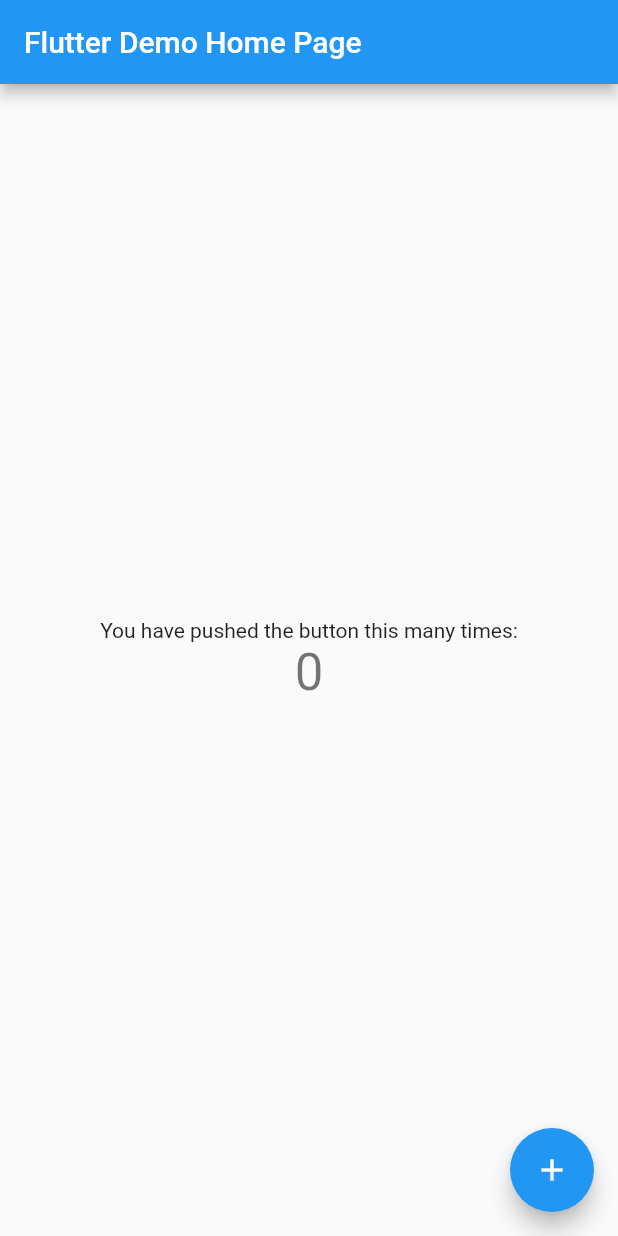
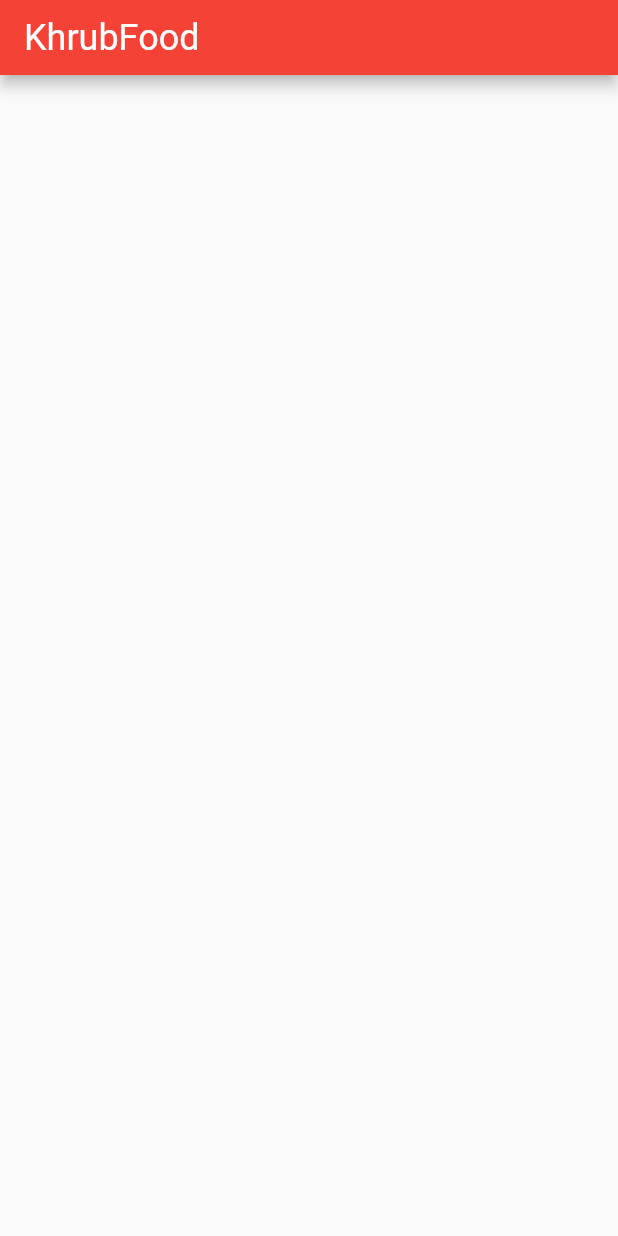
Before and after one commit to c00di/khrub-food, a Flutter app: the screen it shows after launch, on a phone screen of 412 x 824 dp. Run offline on Flutter 3.47's test engine with Material 2 defaults, Android fonts, the phone set to English and light mode, and no system bars.

Commit message:
chore: implement custom AppBar with CustomText widget on Home screen

```diff
--- a/lib/main.dart
+++ b/lib/main.dart
@@ -1,108 +1,20 @@
 import 'package:flutter/material.dart';
+import 'package:khrub_food/src/screens/Home.dart';
 
 void main() {
   runApp(MyApp());
 }
 
 class MyApp extends StatelessWidget {
-  // This widget is the root of your application.
   @override
   Widget build(BuildContext context) {
     return MaterialApp(
-      title: 'Flutter Demo',
+      debugShowCheckedModeBanner: false,
+      title: 'KhrubFood',
       theme: ThemeData(
-        primarySwatch: Colors.blue,
-        // This makes the visual density adapt to the platform that you run
-        // the app on. For desktop platforms, the controls will be smaller and
-        // closer together (more dense) than on mobile platforms.
-        visualDensity: VisualDensity.adaptivePlatformDensity,
+        primarySwatch: Colors.red,
       ),
-      home: MyHomePage(title: 'Flutter Demo Home Page'),
+      home: Home(),
     );
   }
 }
-
-class MyHomePage extends StatefulWidget {
-  MyHomePage({Key key, this.title}) : super(key: key);
-
-  // This widget is the home page of your application. It is stateful, meaning
-  // that it has a State object (defined below) that contains fields that affect
-  // how it looks.
-
-  // This class is the configuration for the state. It holds the values (in this
-  // case the title) provided by the parent (in this case the App widget) and
-  // used by the build method of the State. Fields in a Widget subclass are
-  // always marked "final".
-
-  final String title;
-
-  @override
-  _MyHomePageState createState() => _MyHomePageState();
-}
-
-class _MyHomePageState extends State<MyHomePage> {
-  int _counter = 0;
-
-  void _incrementCounter() {
-    setState(() {
-      // This call to setState tells the Flutter framework that something has
-      // changed in this State, which causes it to rerun the build method below
-      // so that the display can reflect the updated values. If we changed
-      // _counter without calling setState(), then the build method would not be
-      // called again, and so nothing would appear to happen.
-      _counter++;
-    });
-  }
-
-  @override
-  Widget build(BuildContext context) {
-    // This method is rerun every time setState is called, for instance as done
-    // by the _incrementCounter method above.
-    //
-    // The Flutter framework has been optimized to make rerunning build methods
-    // fast, so that you can just rebuild anything that needs updating rather
-    // than having to individually change instances of widgets.
-    return Scaffold(
-      appBar: AppBar(
-        // Here we take the value from the MyHomePage object that was created by
-        // the App.build method, and use it to set our appbar title.
-        title: Text(widget.title),
-      ),
-      body: Center(
-        // Center is a layout widget. It takes a single child and positions it
-        // in the middle of the parent.
-        child: Column(
-          // Column is also a layout widget. It takes a list of children and
-          // arranges them vertically. By default, it sizes itself to fit its
-          // children horizontally, and tries to be as tall as its parent.
-          //
-          // Invoke "debug painting" (press "p" in the console, choose the
-          // "Toggle Debug Paint" action from the Flutter Inspector in Android
-          // Studio, or the "Toggle Debug Paint" command in Visual Studio Code)
-          // to see the wireframe for each widget.
-          //
-          // Column has various properties to control how it sizes itself and
-          // how it positions its children. Here we use mainAxisAlignment to
-          // center the children vertically; the main axis here is the vertical
-          // axis because Columns are vertical (the cross axis would be
-          // horizontal).
-          mainAxisAlignment: MainAxisAlignment.center,
-          children: <Widget>[
-            Text(
-              'You have pushed the button this many times:',
-            ),
-            Text(
-              '$_counter',
-              style: Theme.of(context).textTheme.headline4,
-            ),
-          ],
-        ),
-      ),
-      floatingActionButton: FloatingActionButton(
-        onPressed: _incrementCounter,
-        tooltip: 'Increment',
-        child: Icon(Icons.add),
-      ), // This trailing comma makes auto-formatting nicer for build methods.
-    );
-  }
-}
--- /dev/null
+++ b/lib/src/screens/Home.dart
@@ -0,0 +1,16 @@
+import 'package:flutter/material.dart';
+import 'package:khrub_food/src/widgets/custom_app_bar.dart';
+
+class Home extends StatelessWidget {
+  @override
+  Widget build(BuildContext context) {
+    return Scaffold(
+      appBar: PreferredSize(
+        preferredSize: Size.fromHeight(50.0),
+        child: CustomAppBar(
+          title: "KhrubFood",
+        ),
+      ),
+    );
+  }
+}
--- /dev/null
+++ b/lib/src/widgets/custom_app_bar.dart
@@ -0,0 +1,16 @@
+import 'package:flutter/material.dart';
+
+import 'custom_text.dart';
+
+class CustomAppBar extends StatelessWidget {
+  final String title;
+
+  CustomAppBar({@required this.title});
+
+  @override
+  Widget build(BuildContext context) {
+    return AppBar(
+      title: CustomText(text: title, color: Colors.white, size: 24),
+    );
+  }
+}
--- /dev/null
+++ b/lib/src/widgets/custom_text.dart
@@ -0,0 +1,23 @@
+import 'package:flutter/material.dart';
+
+class CustomText extends StatelessWidget {
+  final String text;
+  final double size;
+  final Color color;
+  final FontWeight weight;
+
+  // name constructor that has a positional parameters with the text required
+  // and the other parameters optional
+  CustomText({@required this.text, this.size, this.color, this.weight});
+
+  @override
+  Widget build(BuildContext context) {
+    return Text(
+      text,
+      style: TextStyle(
+          fontSize: size ?? 16,
+          color: color ?? Colors.black,
+          fontWeight: weight ?? FontWeight.normal),
+    );
+  }
+}
--- a/pubspec.yaml
+++ b/pubspec.yaml
@@ -23,7 +23,7 @@ flutter:
   uses-material-design: true
 
   assets:
-    - images/
+    - img/
 
   # To add custom fonts to your application, add a fonts section here,
   # in this "flutter" section. Each entry in this list should have a
```
